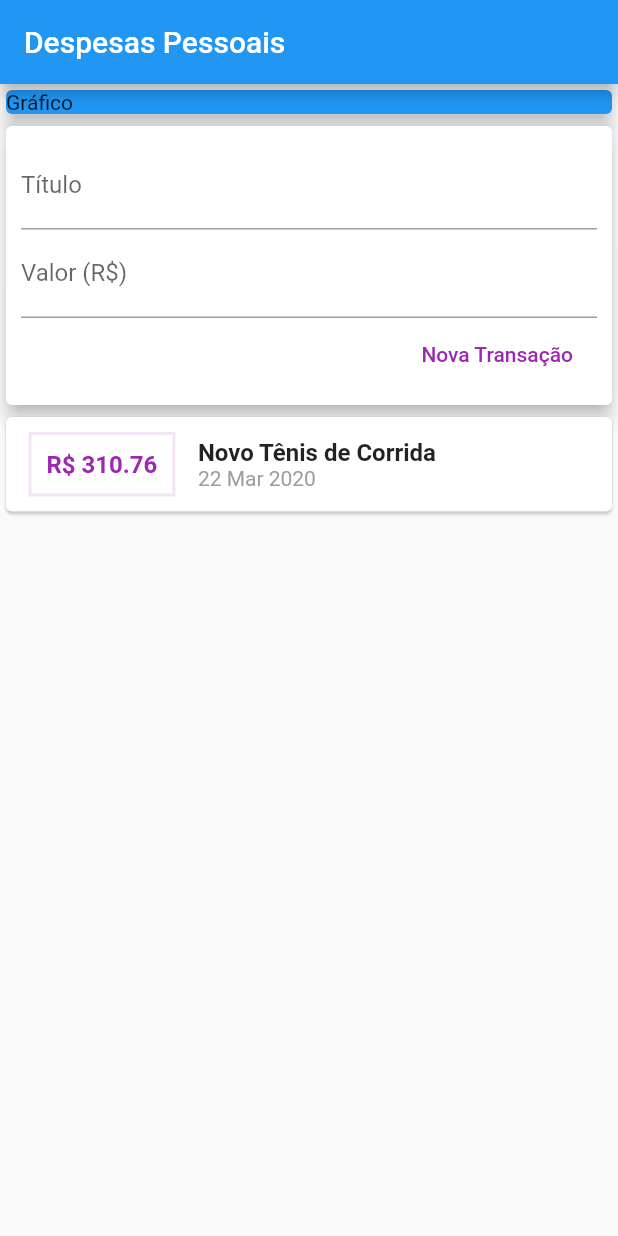
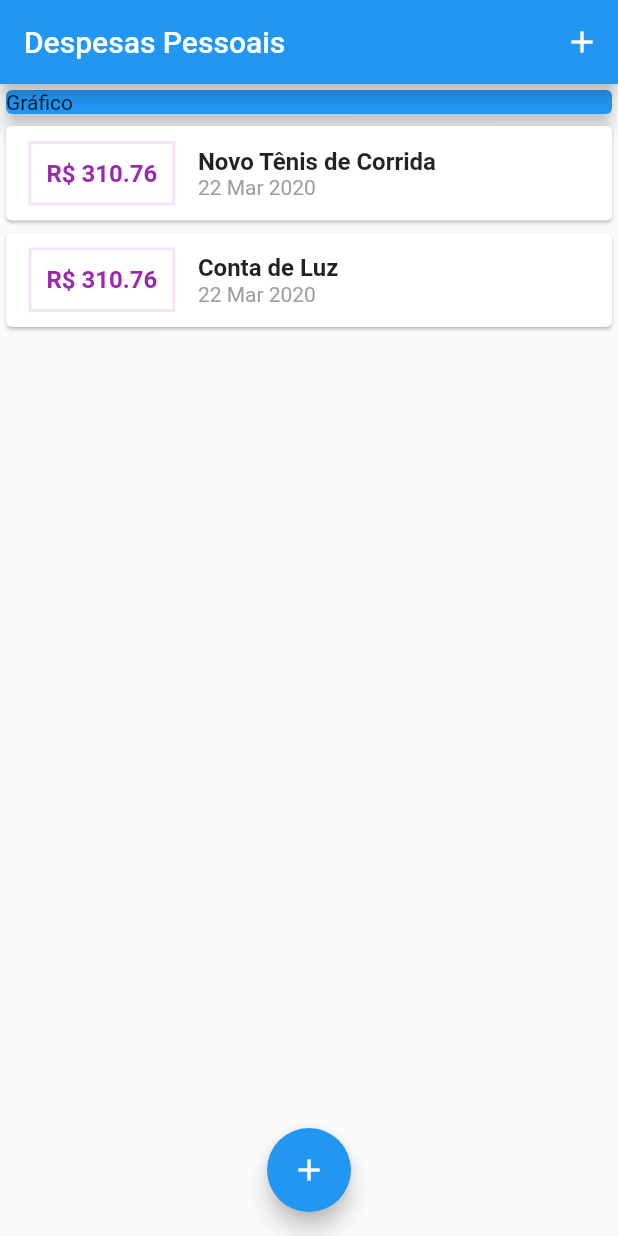
Before and after one commit to rcoproc/flutter_despesas_pessoais, a Flutter app: the screen it shows after launch, on a phone screen of 412 x 824 dp. Run offline on Flutter 3.47's test engine with Material 2 defaults, Android fonts, the phone set to English and light mode, and no system bars.

Commit message:
Change TransactionForm to StateFull Widget

```diff
--- a/lib/components/transaction_user.dart
+++ /dev/null
@@ -1,46 +0,0 @@
-import 'dart:math';
-
-import 'package:expenses/components/transaction_form.dart';
-import 'package:expenses/components/transaction_list.dart';
-import 'package:flutter/material.dart';
-import 'package:expenses/models/transaction.dart';
-
-class TransactionUser extends StatefulWidget {
-  @override
-  _TransactionUserState createState() => _TransactionUserState();
-}
-
-class _TransactionUserState extends State<TransactionUser> {
-
-  final _transactions = [
-    Transaction(
-      id: 't1',
-      title: 'Novo Tênis de Corrida',
-      value: 310.76,
-      date: DateTime.now(),
-    ),
-  ];
-
-  _addTransaction(String title, double value) {
-    final newTransaction = Transaction(
-      id: Random().nextDouble().toString(),
-      title: title,
-      value: value,
-      date: DateTime.now(),
-    );
-
-    setState(() {
-      _transactions.add(newTransaction);
-    });
-  }
-
-  @override
-  Widget build(BuildContext context) {
-    return Column(
-      children: <Widget>[
-        TransactionForm(_addTransaction),
-        TransactionList(_transactions),
-      ],
-    );
-  }
-}
--- a/lib/main.dart
+++ b/lib/main.dart
@@ -1,9 +1,14 @@
+import 'package:expenses/components/transaction_form.dart';
 import 'package:flutter/material.dart';
-import 'components/transaction_user.dart';
+
+import 'dart:math';
+import 'components/transaction_form.dart';
+import 'components/transaction_list.dart';
+import 'models/transaction.dart';
 
 main() => runApp(ExpensesApp());
 
-class ExpensesApp  extends StatelessWidget {
+class ExpensesApp extends StatelessWidget {
   @override
   Widget build(BuildContext context) {
     return MaterialApp(
@@ -12,12 +17,59 @@ class ExpensesApp  extends StatelessWidget {
   }
 }
 
-class MyHomePage extends StatelessWidget {
+class MyHomePage extends StatefulWidget {
+  @override
+  _MyHomePageState createState() => _MyHomePageState();
+}
+
+class _MyHomePageState extends State<MyHomePage> {
+  final _transactions = [
+    Transaction(
+      id: 't1',
+      title: 'Novo Tênis de Corrida',
+      value: 310.76,
+      date: DateTime.now(),
+    ),
+    Transaction(
+      id: 't2',
+      title: 'Conta de Luz',
+      value: 310.76,
+      date: DateTime.now(),
+    ),
+  ];
+
+  _addTransaction(String title, double value) {
+    final newTransaction = Transaction(
+      id: Random().nextDouble().toString(),
+      title: title,
+      value: value,
+      date: DateTime.now(),
+    );
+
+    setState(() {
+      _transactions.add(newTransaction);
+    });
+  }
+
+  _openTransactionFormModal(BuildContext context) {
+    showModalBottomSheet(
+        context: context,
+        builder: (_) {
+          return TransactionForm(_addTransaction);
+        });
+  }
+
   @override
   Widget build(BuildContext context) {
     return Scaffold(
       appBar: AppBar(
         title: Text('Despesas Pessoais'),
+        actions: <Widget>[
+          IconButton(
+            icon: Icon(Icons.add),
+            onPressed: () => _openTransactionFormModal(context),
+          )
+        ],
       ),
       body: SingleChildScrollView(
         child: Column(
@@ -25,15 +77,20 @@ class MyHomePage extends StatelessWidget {
           children: <Widget>[
             Container(
               child: Card(
-                  color: Colors.blue,
-                  child: Text('Gráfico'),
-                  elevation: 5,
+                color: Colors.blue,
+                child: Text('Gráfico'),
+                elevation: 5,
               ),
             ),
-            TransactionUser(),
+            TransactionList(_transactions),
           ],
         ),
-      ) ,
+      ),
+      floatingActionButton: FloatingActionButton(
+        child: Icon(Icons.add),
+        onPressed: () => _openTransactionFormModal(context),
+      ),
+      floatingActionButtonLocation: FloatingActionButtonLocation.centerFloat,
     );
   }
 }
```
Also changed, not shown: lib/components/transaction_form.dart (+11 -5 lines).
